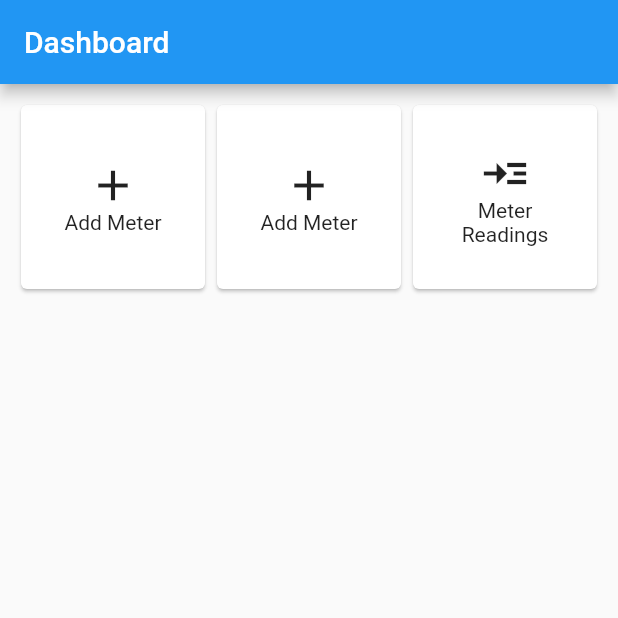
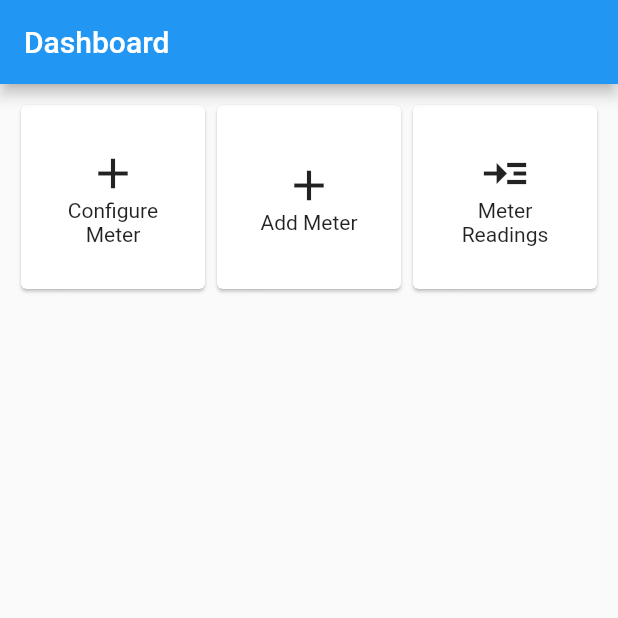
Before and after one commit to pwms-ug/home_monitor, a Flutter app: the screen it shows after launch, after a tap on "Add Meter", on a phone screen of 412 x 824 dp, the top half of it. Run offline on Flutter 3.47's test engine with Material 2 defaults, Android fonts, the phone set to English and light mode, and no system bars; our stand-ins replace fl_chart, flutter_dotenv; network calls fail.

Commit message:
adding new screens

```diff
--- a/home_monitor_mobile/lib/dashboard_screen.dart
+++ b/home_monitor_mobile/lib/dashboard_screen.dart
@@ -1,5 +1,8 @@
 import 'package:flutter/cupertino.dart';
 import 'package:flutter/material.dart';
+import 'package:flutter_notion_budget/configure_meter_screen.dart';
+
+import 'meter_reading.dart';
 
 class DashboardScreen extends StatefulWidget {
   const DashboardScreen({Key? key}) : super(key: key);
@@ -22,8 +25,34 @@ class _DashboardScreenState extends State<DashboardScreen> {
             children: [
               InkWell(
                 onTap: () => {
-
+                  Navigator.push(
+                    context,
+                    MaterialPageRoute(
+                      builder: (builder) => AddMeterScreen(),
+                    ),
+                  )
                 },
+                child: Card(
+                  child: Container(
+                    child: Column(
+                      crossAxisAlignment: CrossAxisAlignment.center,
+                      mainAxisAlignment: MainAxisAlignment.center,
+                      children: [
+                        Icon(
+                          Icons.add,
+                          size: 34,
+                        ),
+                        Text(
+                          "Configure\nMeter",
+                          textAlign: TextAlign.center,
+                        )
+                      ],
+                    ),
+                  ),
+                ),
+              ),
+              InkWell(
+                onTap: () => {},
                 child: Card(
                   child: Container(
                     child: Column(
@@ -42,27 +71,12 @@ class _DashboardScreenState extends State<DashboardScreen> {
               ),
               InkWell(
                 onTap: () => {
-
-                },
-                child: Card(
-                  child: Container(
-                    child: Column(
-                      crossAxisAlignment: CrossAxisAlignment.center,
-                      mainAxisAlignment: MainAxisAlignment.center,
-                      children: [
-                        Icon(
-                          Icons.add,
-                          size: 34,
-                        ),
-                        Text("Add Meter")
-                      ],
+                  Navigator.push(
+                    context,
+                    MaterialPageRoute(
+                      builder: (builder) => MeterReadingScreen(),
                     ),
-                  ),
-                ),
-              ),
-              InkWell(
-                onTap: () => {
-
+                  )
                 },
                 child: Card(
                   child: Container(
@@ -74,7 +88,10 @@ class _DashboardScreenState extends State<DashboardScreen> {
                           Icons.read_more,
                           size: 34,
                         ),
-                        Text("Meter\nReadings", textAlign: TextAlign.center,)
+                        Text(
+                          "Meter\nReadings",
+                          textAlign: TextAlign.center,
+                        )
                       ],
                     ),
                   ),
--- a/home_monitor_mobile/lib/meter_reading.dart
+++ b/home_monitor_mobile/lib/meter_reading.dart
@@ -4,12 +4,12 @@ import 'budget_repository.dart';
 import 'failure_model.dart';
 import 'models/MeterReading.dart';
 
-class BudgetScreen extends StatefulWidget {
+class MeterReadingScreen extends StatefulWidget {
   @override
-  _BudgetScreenState createState() => _BudgetScreenState();
+  _MeterReadingScreenState createState() => _MeterReadingScreenState();
 }
 
-class _BudgetScreenState extends State<BudgetScreen> {
+class _MeterReadingScreenState extends State<MeterReadingScreen> {
   late Future<List<MeterReading>> _futureItems;
 
   @override
```
Also changed, not shown: home_monitor_mobile/lib/configure_meter_screen.dart (added, +63 -0 lines).
